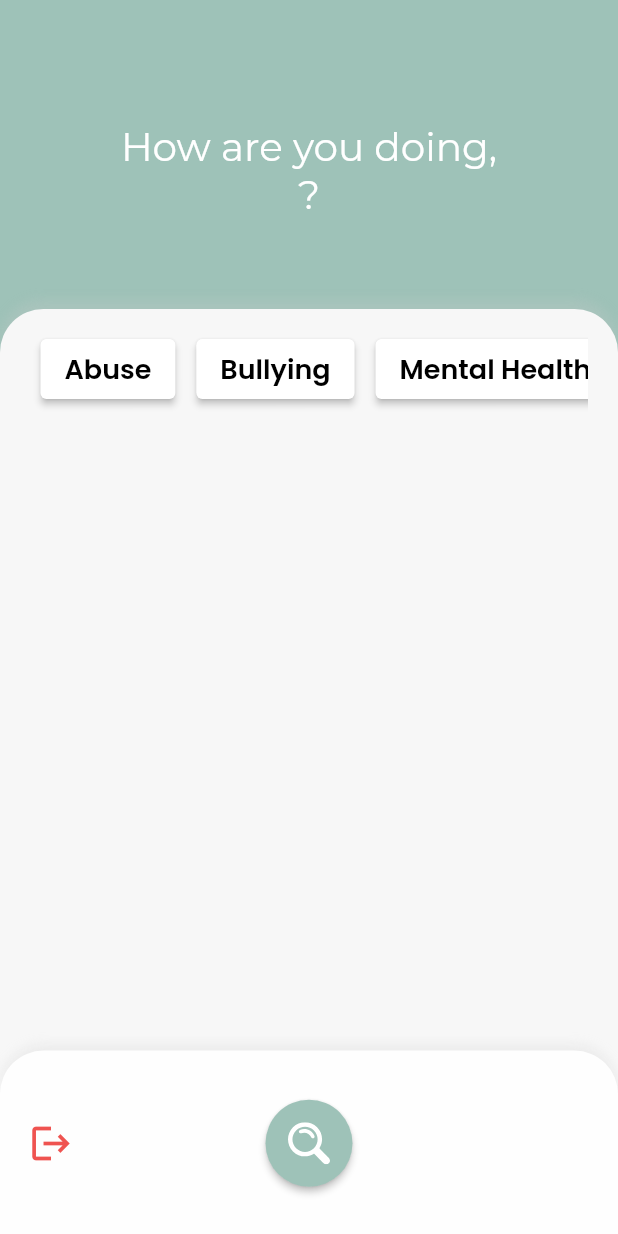
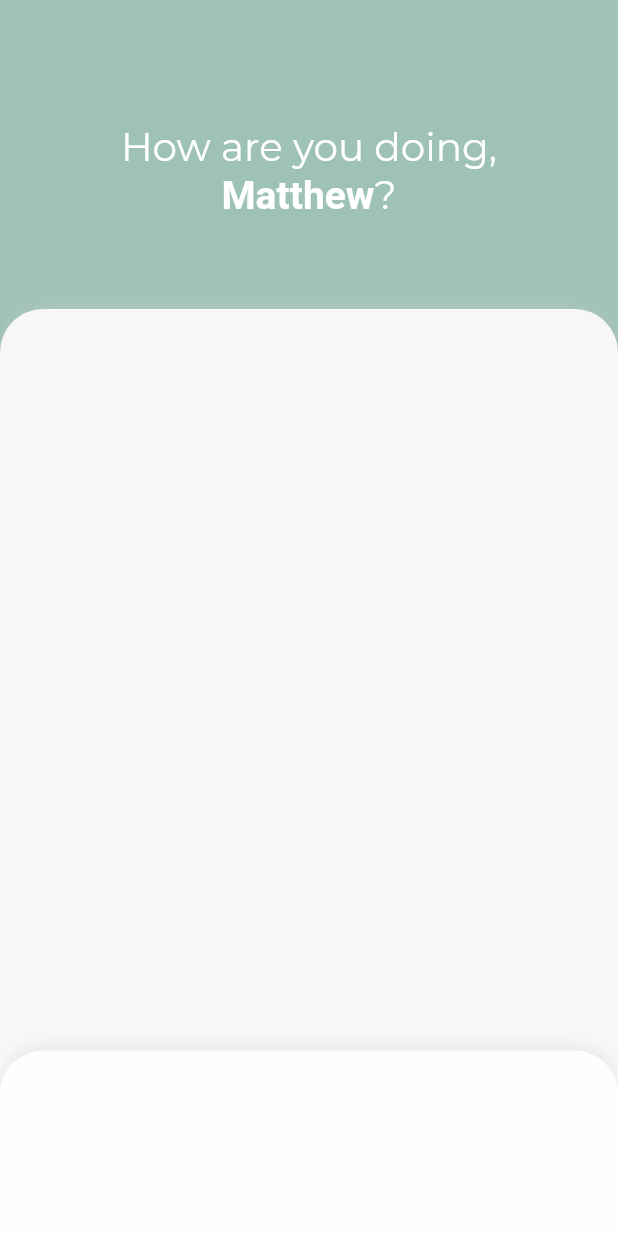
Before and after one commit to Nastalgua/intervent, a Flutter app: the screen it shows once a user with an empty profile is signed in, on a phone screen of 412 x 824 dp. Run offline on Flutter 3.47's test engine with Material 2 defaults, Android fonts, the phone set to English and light mode, and no system bars; drawn by our look-alikes of simple_shadow; our stand-ins replace firebase_auth, firebase_core, flutter_svg, google_fonts, google_sign_in; accounts and stored records are empty.

Commit message:
Revert "finished tags"
This reverts commit d9e399443c0fb8d1f04ebbe0c14e8e0d9c02c98f.

```diff
--- a/lib/constants/tags.dart
+++ /dev/null
@@ -1 +0,0 @@
-const Tags = ['Abuse', 'Bullying', 'Mental Health'];
--- a/lib/ui/chats.dart
+++ b/lib/ui/chats.dart
@@ -1,9 +1,5 @@
-import 'package:firebase_auth/firebase_auth.dart';
 import 'package:flutter/material.dart';
-import 'package:flutter_svg/flutter_svg.dart';
 import 'package:google_fonts/google_fonts.dart';
-import 'package:intervent/providers/auth_provider.dart';
-import 'package:intervent/widgets/chats/tag_bar.dart';
 import 'package:simple_shadow/simple_shadow.dart';
 
 class Chats extends StatefulWidget {
@@ -14,11 +10,7 @@ class Chats extends StatefulWidget {
 }
 
 class _ChatsState extends State<Chats> {
-  final user = FirebaseAuth.instance.currentUser!;
-
   Widget _header(BuildContext context) {
-    String firstName = user.displayName!.split(" ")[0];
-
     return Positioned(
       top: MediaQuery.of(context).size.height * 0.1,
       child: RichText(
@@ -34,7 +26,7 @@ class _ChatsState extends State<Chats> {
           children: <TextSpan>[
             TextSpan(text: "How are you doing,\n"),
             TextSpan(
-              text: firstName,
+              text: "Matthew",
               style: TextStyle(fontWeight: FontWeight.bold)
             ),
             TextSpan(text: "?")
@@ -48,7 +40,6 @@ class _ChatsState extends State<Chats> {
     return SimpleShadow(
       child: Container(
         height: MediaQuery.of(context).size.height * 0.75,
-        width: MediaQuery.of(context).size.width,
         decoration: BoxDecoration(
           color: Color.fromRGBO(247, 247, 247, 1),
           borderRadius: BorderRadius.only(
@@ -56,14 +47,6 @@ class _ChatsState extends State<Chats> {
             topRight: Radius.circular(29)
           )
         ),
-        child: Padding(
-          padding: const EdgeInsets.only(left: 20, right: 20, top: 10),
-          child: Column(
-            children: [
-              TagBar()
-            ],
-          ),
-        )
       ),
       opacity: 0.25,
       color: Color(0xFFCBCBCB),
@@ -83,43 +66,11 @@ class _ChatsState extends State<Chats> {
             topRight: Radius.circular(29)
           )
         ),
-        child: Padding(
-          padding: const EdgeInsets.symmetric(horizontal: 10),
-          child: Row(
-            children: [
-              IconButton(
-                icon: Icon(Icons.logout),
-                color: Colors.red[400],
-                iconSize: 30,
-                onPressed: () {
-                  AuthProvider.googleLogout();
-                },
-              )
-            ],
-          ),
-        ),
       ),
       opacity: 0.25,
       color: Color(0xFFCBCBCB),
       offset: Offset(0, -4),
       sigma: 4,
-    );
-  }
-
-  Widget _findButton() {
-    return ElevatedButton(
-      onPressed: () {},
-      child: SizedBox(
-        height: 28,
-        width: 28,
-        child: SvgPicture.asset("assets/icons/magnifier.svg")
-      ),
-      style: ElevatedButton.styleFrom(
-        shape: CircleBorder(),
-        padding: EdgeInsets.all(15),
-        primary: Color(0xFF9EC2B8), // <-- Button color
-        onPrimary: Color(0xFF92B2A9), // <-- Splash color
-      ),
     );
   }
 
@@ -134,13 +85,7 @@ class _ChatsState extends State<Chats> {
           children: [
             _header(context),
             _mainBody(context),
-            Stack(
-              alignment: Alignment.center,
-              children: [
-                _footerBar(context),
-                _findButton()
-              ]
-            )
+            _footerBar(context)
           ],
         ),
       ),
--- a/lib/ui/home.dart
+++ b/lib/ui/home.dart
@@ -1,5 +1,6 @@
 import 'package:firebase_auth/firebase_auth.dart';
 import 'package:flutter/material.dart';
+import 'package:intervent/providers/auth_provider.dart';
 import 'package:intervent/ui/authentication.dart';
 import 'package:intervent/ui/chats.dart';
 
--- a/lib/widgets/chats/tag_bar.dart
+++ b/lib/widgets/chats/tag_bar.dart
@@ -1,6 +1,4 @@
 import 'package:flutter/material.dart';
-import 'package:intervent/constants/tags.dart';
-import 'package:intervent/widgets/chats/tag_item.dart';
 
 class TagBar extends StatelessWidget {
   const TagBar({Key? key}) : super(key: key);
@@ -8,16 +6,7 @@ class TagBar extends StatelessWidget {
   @override
   Widget build(BuildContext context) {
     return Container(
-      height: 60,
-      child: ListView(
-        padding: EdgeInsets.symmetric(vertical: 10),
-        shrinkWrap: true,
-        scrollDirection: Axis.horizontal,
-        children: new List.generate(Tags.length, (index) {
-            return new TagItem(name: Tags[index]);
-          }
-        ),
-      ),
+      child: null,
     );
   }
 }
--- a/lib/widgets/chats/tag_item.dart
+++ b/lib/widgets/chats/tag_item.dart
@@ -1,36 +1,24 @@
-import 'package:cloud_firestore/cloud_firestore.dart';
-import 'package:firebase_auth/firebase_auth.dart';
 import 'package:flutter/material.dart';
 import 'package:google_fonts/google_fonts.dart';
-import 'package:intervent/providers/auth_provider.dart';
-import 'package:provider/provider.dart';
+import 'package:simple_shadow/simple_shadow.dart';
 
-class TagItem extends StatefulWidget {
+class TagItem extends StatelessWidget {
+  const TagItem({Key? key, required this.name, required this.selected}) : super(key: key);
+
   final String name;
-
-  TagItem({Key? key, required this.name}) : super(key: key);
+  final bool selected;
 
   @override
-  _TagItem createState() => _TagItem();
-}
-
-class _TagItem extends State<TagItem> {
-  static CollectionReference users = FirebaseFirestore.instance.collection('users');
-
-  final _userStream =
-    FirebaseFirestore.instance
-      .collection('users')
-      .doc(FirebaseAuth.instance.currentUser!.uid)
-      .snapshots();
-
-  bool selected = false;
-
-  Widget item(context, List<dynamic> tags) {
-    return Padding(
-      padding: const EdgeInsets.symmetric(horizontal: 7),
-      child: ElevatedButton(
+  Widget build(BuildContext context) {
+    return SimpleShadow(
+      child: Container(
+        padding: EdgeInsets.symmetric(vertical: 4, horizontal: 16),
+        decoration: BoxDecoration(
+          color: selected ? Color(0xFF9EC2B8) : Color(0xFFFFFFFF),
+          borderRadius: BorderRadius.all(Radius.circular(12))
+        ),
         child: Text(
-          widget.name,
+          name,
           style: GoogleFonts.poppins(
             textStyle: TextStyle(
               color: selected ? Color(0xFFFFFFFF) : Color(0xFF000000),
@@ -39,54 +27,11 @@ class _TagItem extends State<TagItem> {
             )
           ),
         ),
-        onPressed: () {
-          final tagsClone = [...tags];
-          final authProvider = Provider.of<AuthProvider>(context, listen: false);
-
-          if (!this.selected) {
-            tagsClone.add(widget.name);
-            authProvider.updateTags(tagsClone);
-          } else {
-            tagsClone.remove(widget.name);
-            authProvider.updateTags(tagsClone);
-          }
-        },
-        style: ButtonStyle(
-          backgroundColor: MaterialStateProperty.resolveWith(
-            (states) {
-              if (selected)
-                return Color(0xFF9EC2B8);
-
-              return Color(0xFFFFFFFF);
-            }
-          ),
-          overlayColor: MaterialStateProperty.resolveWith(
-            (states) {
-              if (selected)
-                return states.contains(MaterialState.pressed) ? Color(0xFF92B0AB) : null;
-
-              return states.contains(MaterialState.pressed) ? Color(0xFFEFEFEF) : null;
-            },
-          )
-        )
       ),
-    );
-  }
-
-  @override
-  Widget build(BuildContext context) {
-    return StreamBuilder(
-      stream: _userStream,
-      builder: (BuildContext context, AsyncSnapshot<DocumentSnapshot> snapshot) {
-        if (!snapshot.hasData) {
-          return Center(child: CircularProgressIndicator());
-        }
-
-        final tags = snapshot.data?["tags"];
-        this.selected = tags.contains(widget.name);
-
-        return item(context, tags);
-      },
+      opacity: 0.4,
+      color: Color(0xFFB0B0B0),
+      offset: Offset(0, 4),
+      sigma: 4,
     );
   }
 }
--- a/pubspec.yaml
+++ b/pubspec.yaml
@@ -58,7 +58,6 @@ flutter:
   # To add assets to your application, add an assets section, like this:
   assets:
     - assets/icons/google_icon.svg
-    - assets/icons/magnifier.svg
   #   - images/a_dot_burr.jpeg
   #   - images/a_dot_ham.jpeg
 
```
Also changed, not shown: lib/models/simple_user.dart (deleted, +0 -9 lines), lib/providers/auth_provider.dart (+10 -13 lines), assets/icons/magnifier.svg (deleted), lib/providers/users_provider.dart (deleted), lib/ui/authentication.dart (line endings or trailing spaces).
